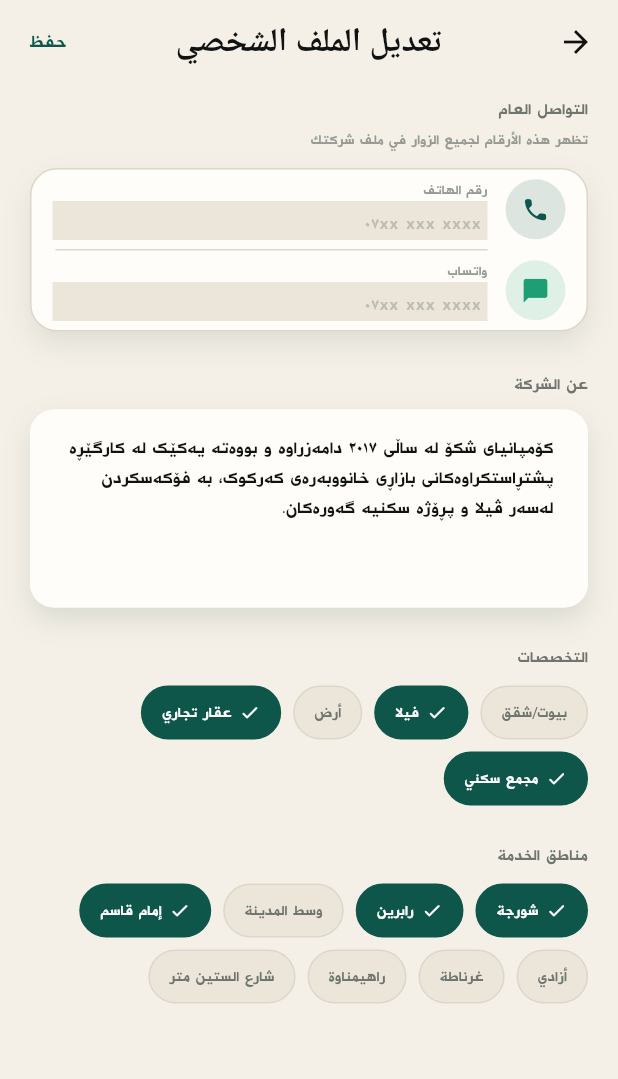
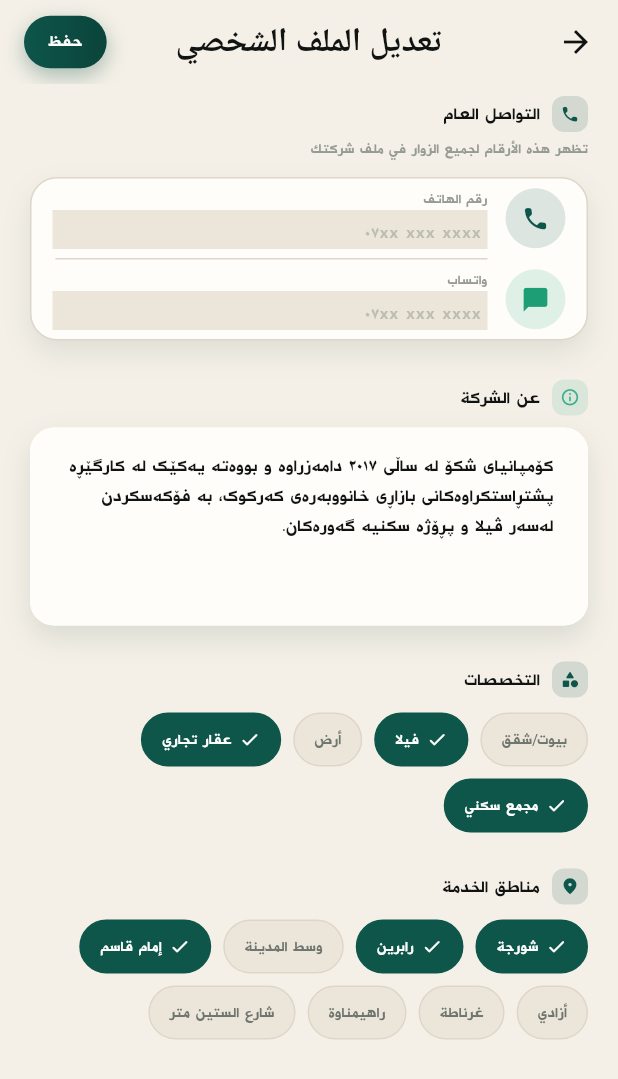
Before and after one commit to mabastindex-stack/shikodar, a Flutter app: the EditBusinessProfileScreen screen opened directly with empty values, on a phone screen of 412 x 824 dp. Shown: the top 1079 px of the screen. Run offline on Flutter 3.47's test engine with Material 3 defaults, Android fonts, the phone set to English and light mode, and no system bars; drawn by our look-alikes of flutter_animate; our stand-ins replace cached_network_image, dio, easy_localization, firebase_core, firebase_messaging, flutter_map and 5 more; missing offline and left inert: flutter_map_animations, media_kit, media_kit_video, video_compress, video_trimmer; accounts and stored records are empty; statements that could not run were skipped.

Commit message:
Polish the edit-profile screen: icon section headers and entrance animation
Each section (contact, about, specialties, service areas, milestones) now
has a small colored icon badge next to its label, and fades/slides in with
a staggered delay as the page loads. The Save button is now a filled
gradient pill instead of a plain text button, matching the app's other
primary actions. The screen's data-population and save logic (phone/
whatsapp/bio/chips) were already fully working — this is purely visual.

```diff
--- a/lib/features/profile/screens/edit_business_profile_screen.dart
+++ b/lib/features/profile/screens/edit_business_profile_screen.dart
@@ -1,6 +1,7 @@
 import 'dart:ui' as ui;
 import 'package:easy_localization/easy_localization.dart';
 import 'package:flutter/material.dart';
+import 'package:flutter_animate/flutter_animate.dart';
 import 'package:provider/provider.dart';
 import '../../../core/network/api_exception.dart';
 import '../../../core/network/auth_repository.dart';
@@ -141,18 +142,34 @@ class _EditBusinessProfileScreenState extends State<EditBusinessProfileScreen> {
         backgroundColor: palette.background,
         title: Text('edit_business_profile.title'.tr(), style: TextStyle(color: palette.textPrimary, fontWeight: FontWeight.w800)),
         actions: [
-          TextButton(
-            onPressed: _saving ? null : _save,
-            child: _saving
-                ? SizedBox(width: 16, height: 16, child: CircularProgressIndicator(strokeWidth: 2, color: palette.primary))
-                : Text('common.save'.tr(), style: TextStyle(color: palette.primary, fontWeight: FontWeight.w800)),
+          Padding(
+            padding: const EdgeInsets.only(left: 16, right: 4),
+            child: Material(
+              color: Colors.transparent,
+              borderRadius: BorderRadius.circular(20),
+              child: InkWell(
+                borderRadius: BorderRadius.circular(20),
+                onTap: _saving ? null : _save,
+                child: Container(
+                  padding: const EdgeInsets.symmetric(horizontal: 16, vertical: 8),
+                  decoration: BoxDecoration(
+                    gradient: LinearGradient(colors: [palette.primary, Color.lerp(palette.primary, Colors.black, 0.2)!]),
+                    borderRadius: BorderRadius.circular(20),
+                    boxShadow: [BoxShadow(color: palette.primary.withOpacity(0.35), blurRadius: 12, offset: const Offset(0, 5))],
+                  ),
+                  child: _saving
+                      ? const SizedBox(width: 16, height: 16, child: CircularProgressIndicator(strokeWidth: 2, color: Colors.white))
+                      : Text('common.save'.tr(), style: const TextStyle(color: Colors.white, fontWeight: FontWeight.w800, fontSize: 13)),
+                ),
+              ),
+            ),
           ),
         ],
       ),
       body: ListView(
         padding: const EdgeInsets.fromLTRB(20, 8, 20, 40),
         children: [
-          _label(palette, 'edit_business_profile.contact_label'.tr()),
+          _label(palette, 'edit_business_profile.contact_label'.tr(), icon: Icons.call_rounded, iconColor: palette.primary),
           const SizedBox(height: 4),
           Text('edit_business_profile.contact_hint'.tr(), style: TextStyle(color: palette.textMuted, fontSize: 11)),
           const SizedBox(height: 10),
@@ -182,9 +199,9 @@ class _EditBusinessProfileScreenState extends State<EditBusinessProfileScreen> {
                 ),
               ],
             ),
-          ),
+          ).animate().fadeIn(duration: 340.ms).slideY(begin: 0.05, end: 0, curve: Curves.easeOutCubic),
           const SizedBox(height: 26),
-          _label(palette, 'edit_business_profile.about_company_label'.tr()),
+          _label(palette, 'edit_business_profile.about_company_label'.tr(), icon: Icons.info_outline_rounded, iconColor: AppColors.gold),
           const SizedBox(height: 8),
           Container(
             decoration: BoxDecoration(
@@ -205,20 +222,26 @@ class _EditBusinessProfileScreenState extends State<EditBusinessProfileScreen> {
                 contentPadding: const EdgeInsets.all(16),
               ),
             ),
-          ),
+          ).animate(delay: 60.ms).fadeIn(duration: 340.ms).slideY(begin: 0.05, end: 0, curve: Curves.easeOutCubic),
           const SizedBox(height: 24),
-          _label(palette, 'edit_business_profile.specialties_label'.tr()),
+          _label(palette, 'edit_business_profile.specialties_label'.tr(), icon: Icons.category_rounded, iconColor: AppColors.emerald),
           const SizedBox(height: 10),
-          _chipWrap(palette, options: _specialtyOptions, selected: _specialties, onToggle: (v) => setState(() => _specialties.contains(v) ? _specialties.remove(v) : _specialties.add(v)), labelBuilder: _specialtyLabel),
+          _chipWrap(palette, options: _specialtyOptions, selected: _specialties, onToggle: (v) => setState(() => _specialties.contains(v) ? _specialties.remove(v) : _specialties.add(v)), labelBuilder: _specialtyLabel)
+              .animate(delay: 120.ms)
+              .fadeIn(duration: 340.ms)
+              .slideY(begin: 0.05, end: 0, curve: Curves.easeOutCubic),
           const SizedBox(height: 24),
-          _label(palette, 'edit_business_profile.service_areas_label'.tr()),
+          _label(palette, 'edit_business_profile.service_areas_label'.tr(), icon: Icons.location_on_rounded, iconColor: palette.primary),
           const SizedBox(height: 10),
-          _chipWrap(palette, options: _zoneOptions, selected: _serviceAreas, onToggle: (v) => setState(() => _serviceAreas.contains(v) ? _serviceAreas.remove(v) : _serviceAreas.add(v)), labelBuilder: _zoneLabel),
+          _chipWrap(palette, options: _zoneOptions, selected: _serviceAreas, onToggle: (v) => setState(() => _serviceAreas.contains(v) ? _serviceAreas.remove(v) : _serviceAreas.add(v)), labelBuilder: _zoneLabel)
+              .animate(delay: 160.ms)
+              .fadeIn(duration: 340.ms)
+              .slideY(begin: 0.05, end: 0, curve: Curves.easeOutCubic),
           if (widget.isCompany) ...[
             const SizedBox(height: 28),
             Row(
               children: [
-                Expanded(child: _label(palette, 'edit_business_profile.experience_label'.tr())),
+                Expanded(child: _label(palette, 'edit_business_profile.experience_label'.tr(), icon: Icons.timeline_rounded, iconColor: AppColors.gold)),
                 TextButton.icon(
                   onPressed: _addMilestone,
                   icon: Icon(Icons.add_rounded, color: palette.primary, size: 18),
@@ -265,7 +288,7 @@ class _EditBusinessProfileScreenState extends State<EditBusinessProfileScreen> {
                         ],
                       ),
                     ),
-                  );
+                  ).animate(delay: (200 + 60 * i).ms).fadeIn(duration: 300.ms).slideX(begin: 0.05, end: 0);
                 }),
               ),
             ),
@@ -275,7 +298,24 @@ class _EditBusinessProfileScreenState extends State<EditBusinessProfileScreen> {
     );
   }
 
-  Widget _label(AppPalette palette, String text) => Text(text, style: TextStyle(color: palette.textSecondary, fontSize: 12.5, fontWeight: FontWeight.w600));
+  Widget _label(AppPalette palette, String text, {IconData? icon, Color? iconColor}) {
+    if (icon == null) {
+      return Text(text, style: TextStyle(color: palette.textSecondary, fontSize: 12.5, fontWeight: FontWeight.w600));
+    }
+    return Row(
+      mainAxisSize: MainAxisSize.min,
+      children: [
+        Container(
+          width: 24,
+          height: 24,
+          decoration: BoxDecoration(color: (iconColor ?? palette.primary).withOpacity(0.15), borderRadius: BorderRadius.circular(8)),
+          child: Icon(icon, size: 13, color: iconColor ?? palette.primary),
+        ),
+        const SizedBox(width: 8),
+        Text(text, style: TextStyle(color: palette.textPrimary, fontSize: 13.5, fontWeight: FontWeight.w800)),
+      ],
+    );
+  }
 
   Widget _contactField(
     AppPalette palette, {
```
